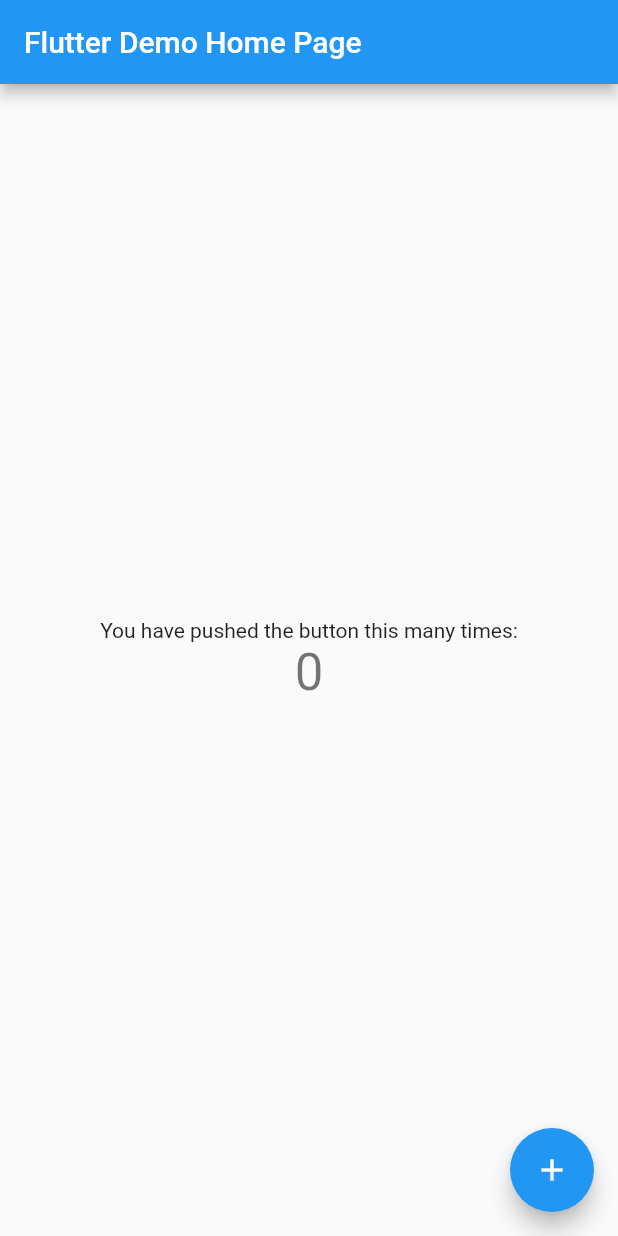
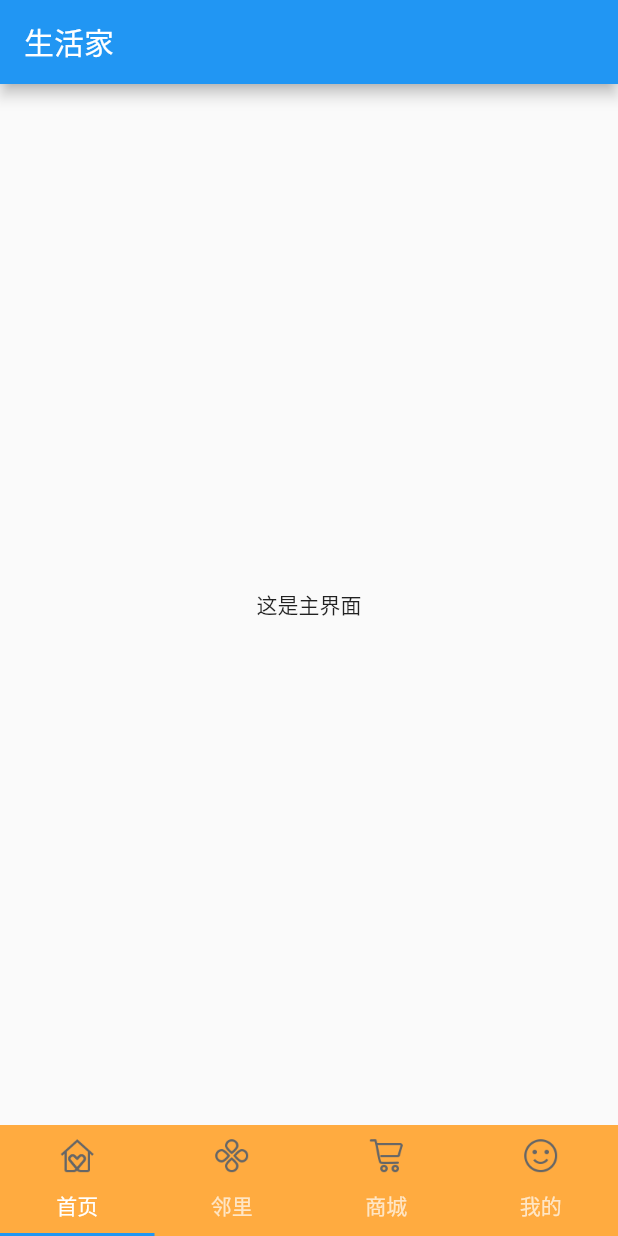
Before and after one commit to BlueSkying/justbon_flutter, a Flutter app: the screen it shows after launch, on a phone screen of 412 x 824 dp. Run offline on Flutter 3.47's test engine with Material 2 defaults, Android fonts, the light colour scheme and no system bars.

Commit message:
添加框架

```diff
--- a/lib/main.dart
+++ b/lib/main.dart
@@ -1,5 +1,8 @@
 import 'package:flutter/material.dart';
-
+import './views/mainController.dart';
+import './views/neighborViewController.dart';
+import './views/shopMailController.dart';
+import './views/mineViewController.dart';
 void main() => runApp(MyApp());
 
 class MyApp extends StatelessWidget {
@@ -43,8 +46,20 @@
   _MyHomePageState createState() => _MyHomePageState();
 }
 
-class _MyHomePageState extends State<MyHomePage> {
+class _MyHomePageState extends State<MyHomePage> with SingleTickerProviderStateMixin{
   int _counter = 0;
+  TabController controller;
+
+  @override
+  void initState(){
+    controller = new TabController(vsync: this,length: 4);
+  }
+
+  @override
+  void dispose(){
+     controller.dispose();
+     super.dispose();
+  }
 
   void _incrementCounter() {
     setState(() {
@@ -66,46 +81,29 @@
     // fast, so that you can just rebuild anything that needs updating rather
     // than having to individually change instances of widgets.
     return Scaffold(
-      appBar: AppBar(
-        // Here we take the value from the MyHomePage object that was created by
-        // the App.build method, and use it to set our appbar title.
-        title: Text(widget.title),
-      ),
-      body: Center(
+      body: new TabBarView(
         // Center is a layout widget. It takes a single child and positions it
         // in the middle of the parent.
-        child: Column(
-          // Column is also layout widget. It takes a list of children and
-          // arranges them vertically. By default, it sizes itself to fit its
-          // children horizontally, and tries to be as tall as its parent.
-          //
-          // Invoke "debug painting" (press "p" in the console, choose the
-          // "Toggle Debug Paint" action from the Flutter Inspector in Android
-          // Studio, or the "Toggle Debug Paint" command in Visual Studio Code)
-          // to see the wireframe for each widget.
-          //
-          // Column has various properties to control how it sizes itself and
-          // how it positions its children. Here we use mainAxisAlignment to
-          // center the children vertically; the main axis here is the vertical
-          // axis because Columns are vertical (the cross axis would be
-          // horizontal).
-          mainAxisAlignment: MainAxisAlignment.center,
-          children: <Widget>[
-            Text(
-              'You have pushed the button this many times:',
-            ),
-            Text(
-              '$_counter',
-              style: Theme.of(context).textTheme.display1,
-            ),
-          ],
+            controller: controller,
+            children: <Widget>[
+              new mainController(),
+              new neighborViewController(),
+              new shopMailController(),
+              new mineViewController(),
+            ],
+      ),
+      bottomNavigationBar: new Material(
+        color: Colors.orangeAccent,
+        child: new TabBar(
+            controller: controller,
+            tabs: <Widget>[
+              new Tab(text: '首页', icon: new Image.asset('images/nav_icon_a01.png',width: 25,height: 25),),
+              new Tab(text: '邻里', icon: new Image.asset('images/nav_icon_b01.png',width: 25,height: 25),),
+              new Tab(text: '商城', icon: new Image.asset('images/nav_icon_c01.png',width: 25,height: 25),),
+              new Tab(text: '我的', icon: new Image.asset('images/nav_icon_d01.png',width: 25,height: 25),),
+            ],
         ),
       ),
-      floatingActionButton: FloatingActionButton(
-        onPressed: _incrementCounter,
-        tooltip: 'Increment',
-        child: Icon(Icons.add),
-      ), // This trailing comma makes auto-formatting nicer for build methods.
     );
   }
 }
--- /dev/null
+++ b/lib/views/mainController.dart
@@ -0,0 +1,20 @@
+import 'package:flutter/material.dart';
+
+class mainController extends StatefulWidget{
+    @override
+    MainState createState()=> new MainState();
+}
+
+class MainState extends State<mainController>{
+     @override
+     Widget build(BuildContext context){
+       return new Scaffold(
+            appBar: new AppBar(
+              title: new Text('生活家'),
+            ),
+            body: new Center(
+              child: new Text('这是主界面'),
+            ),
+       );
+     }
+}
--- a/pubspec.yaml
+++ b/pubspec.yaml
@@ -37,8 +37,8 @@
   uses-material-design: true
 
   # To add assets to your application, add an assets section, like this:
-  # assets:
-  #  - images/a_dot_burr.jpeg
+  assets:
+  - images/
   #  - images/a_dot_ham.jpeg
 
   # An image asset can refer to one or more resolution-specific "variants", see
```
Also changed, not shown: lib/views/mineViewController.dart (added, +20 -0 lines), lib/views/neighborViewController.dart (added, +20 -0 lines), lib/views/shopMailController.dart (added, +20 -0 lines), images/2.0x/nav_icon_a01.png (added), images/2.0x/nav_icon_a02.png (added), images/2.0x/nav_icon_b01.png (added), images/2.0x/nav_icon_b02.png (added), images/2.0x/nav_icon_c01.png (added), images/2.0x/nav_icon_c02.png (added), images/2.0x/nav_icon_d01.png (added), images/2.0x/nav_icon_d02.png (added), images/nav_icon_a01.png (added), images/nav_icon_b01.png (added), images/nav_icon_c01.png (added), 1 more files.
